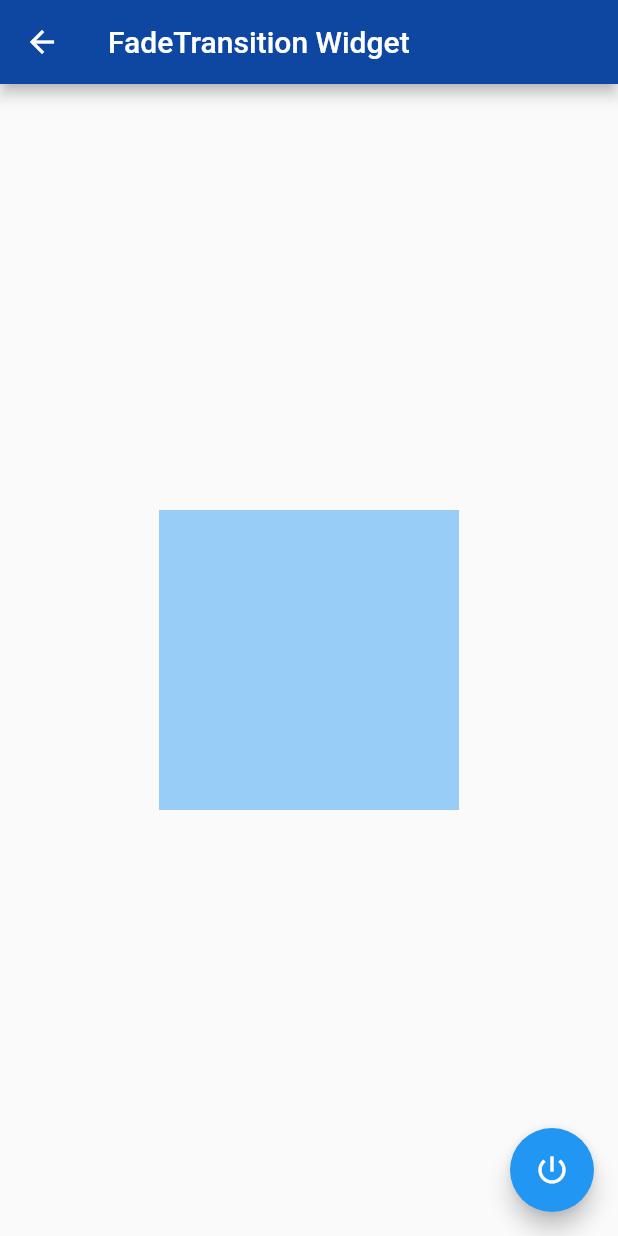
After one commit to plusema86/flutter_widgets_examples, a Flutter app: the FadeTransitionPage screen opened by its route, after a tap on the "power settings new" icon, on a phone screen of 412 x 824 dp. The commit adds this screen. Run offline on Flutter 3.47's test engine with Material 2 defaults, Android fonts, the phone set to English and light mode, and no system bars; our stand-ins replace auto_size_text.

Commit message:
* FadeTransition Widget

```diff
--- /dev/null
+++ b/lib/fade_transition_widget/fade_transition_page.dart
@@ -0,0 +1,70 @@
+import 'package:flutter/material.dart';
+
+class FadeTransitionPage extends StatefulWidget {
+  @override
+  _FadeTransitionPageState createState() => _FadeTransitionPageState();
+}
+
+class _FadeTransitionPageState extends State<FadeTransitionPage>
+    with SingleTickerProviderStateMixin {
+  AnimationController _animationController;
+  Animation _animation;
+
+  bool fadeOn = true;
+
+  @override
+  void initState() {
+    super.initState();
+    _animationController = AnimationController(
+      vsync: this,
+      duration: Duration(seconds: 2),
+    );
+    _animation = Tween(
+      begin: 0.0,
+      end: 1.0,
+    ).animate(_animationController);
+  }
+
+  @override
+  void dispose() {
+    _animationController?.dispose();
+    super.dispose();
+  }
+
+  @override
+  Widget build(BuildContext context) {
+    fadeOn ? _animationController.forward() : _animationController.reverse();
+    return Scaffold(
+      appBar: AppBar(
+        title: Text("FadeTransition Widget"),
+      ),
+      body: Center(
+        child: FadeTransition(
+          opacity: _animation,
+          child: Container(
+            width: 200,
+            height: 200,
+            color: Colors.blue,
+          ),
+        ),
+      ),
+      floatingActionButton: Builder(builder: (BuildContext context) {
+        return FloatingActionButton(
+          onPressed: () {
+            setState(() {
+              fadeOn = !fadeOn;
+            });
+            Scaffold.of(context).showSnackBar(
+              SnackBar(
+                duration: const Duration(milliseconds: 300),
+                content:
+                    Text("FadeTransition ${fadeOn ? 'forward' : 'reverse'}"),
+              ),
+            );
+          },
+          child: Icon(Icons.power_settings_new),
+        );
+      }),
+    );
+  }
+}
--- a/lib/utils/constants.dart
+++ b/lib/utils/constants.dart
@@ -4,3 +4,4 @@ const WRAP_DESCRIPTION = "A widget that displays its children in multiple horizo
 const ANIMATED_CONTAINER_DESCRIPTION = "Animated version of Container that gradually changes its values over a period of time.";
 const OPACITY_DESCRIPTION = "A widget that makes its child partially transparent.";
 const FUTURE_BUILDER_DESCRIPTION = "Widget that builds itself based on the latest snapshot of interaction with a Future.";
+const FADE_TRANSITION_DESCRIPTION = "Animates the opacity of a widget.";
--- a/lib/utils/router.dart
+++ b/lib/utils/router.dart
@@ -2,6 +2,7 @@ import 'package:flutter/cupertino.dart';
 import 'package:flutter/material.dart';
 import 'package:flutter_widgets_examples/animated_container_widget/animated_container_page.dart';
 import 'package:flutter_widgets_examples/expanded_widget/expanded_page.dart';
+import 'package:flutter_widgets_examples/fade_transition_widget/fade_transition_page.dart';
 import 'package:flutter_widgets_examples/future_builder_widget/future_builder_page.dart';
 import 'package:flutter_widgets_examples/home_page.dart';
 import 'package:flutter_widgets_examples/opacity_widget/opacity_page.dart';
@@ -25,6 +26,8 @@ Route<dynamic> generateRoute(RouteSettings settings) {
       return MaterialPageRoute(builder: (context) => OpacityPage());
     case FUTURE_BUILDER_ROUTE:
       return MaterialPageRoute(builder: (context) => FutureBuilderPage());
+    case FADE_TRANSITION_ROUTE:
+      return MaterialPageRoute(builder: (context) => FadeTransitionPage());
     default:
       return MaterialPageRoute(builder: (context) => HomePage());
   }
--- a/lib/utils/routing_constants.dart
+++ b/lib/utils/routing_constants.dart
@@ -5,3 +5,4 @@ const String WRAP_ROUTE = 'wrap';
 const String ANIMATED_CONTAINER_ROUTE = 'animated_container';
 const String OPACITY_ROUTE = 'opacity';
 const String FUTURE_BUILDER_ROUTE = 'future_builder';
+const String FADE_TRANSITION_ROUTE = 'fade_transition';
--- a/lib/utils/routing_utils.dart
+++ b/lib/utils/routing_utils.dart
@@ -14,5 +14,6 @@ class RoutingUtils {
     RoutingModel("Animated Container", ANIMATED_CONTAINER_ROUTE, ANIMATED_CONTAINER_DESCRIPTION),
     RoutingModel("Opacity", OPACITY_ROUTE, OPACITY_DESCRIPTION),
     RoutingModel("FutureBuilder", FUTURE_BUILDER_ROUTE, FUTURE_BUILDER_DESCRIPTION),
+    RoutingModel("FadeTransition", FADE_TRANSITION_ROUTE, FADE_TRANSITION_DESCRIPTION),
   ];
 }
```
Also changed, not shown: 1 other file.
